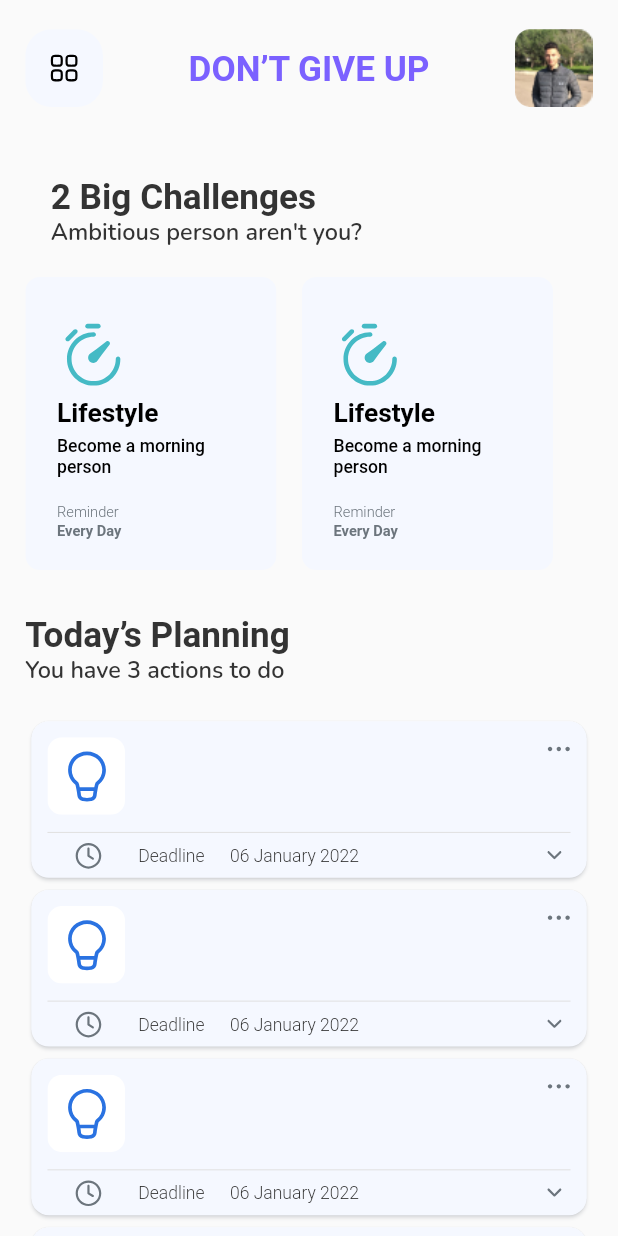
After one commit to bukunmialuko/life_goals_app_ui, a Flutter app: the screen it shows after launch, on a phone screen of 412 x 824 dp. The commit adds this screen. Run offline on Flutter 3.47's test engine with Material 2 defaults, Android fonts, the phone set to English and light mode, and no system bars; our stand-ins replace flutter_screenutil, flutter_svg.

Commit message:
Project structure refactor

```diff
--- a/lib/src/screens/2/page2.dart
+++ /dev/null
@@ -1,15 +0,0 @@
-import 'package:flutter/material.dart';
-
-class Page2 extends StatefulWidget {
-  const Page2({Key? key}) : super(key: key);
-
-  @override
-  _Page2State createState() => _Page2State();
-}
-
-class _Page2State extends State<Page2> {
-  @override
-  Widget build(BuildContext context) {
-    return Container();
-  }
-}
--- a/lib/src/screens/1/page1.dart
+++ b/lib/src/screens/2/root.dart
@@ -1,18 +1,18 @@
 import 'package:flutter/material.dart';
 import 'package:flutter_screenutil/flutter_screenutil.dart';
-import 'package:flutter_svg/svg.dart';
+import 'package:flutter_svg/flutter_svg.dart';
 import 'package:life_goals_app/src/res/asset_images.dart';
 import 'package:life_goals_app/src/res/colors.dart';
 import 'package:life_goals_app/src/res/font_family.dart';
 
-class Page1 extends StatefulWidget {
-  const Page1({Key? key}) : super(key: key);
+class NewGoalRoot extends StatefulWidget {
+  const NewGoalRoot({Key? key}) : super(key: key);
 
   @override
-  _Page1State createState() => _Page1State();
+  _NewGoalRootState createState() => _NewGoalRootState();
 }
 
-class _Page1State extends State<Page1> {
+class _NewGoalRootState extends State<NewGoalRoot> {
   @override
   Widget build(BuildContext context) {
     return Scaffold(
--- /dev/null
+++ b/lib/src/screens/home/root.dart
@@ -0,0 +1,376 @@
+import 'package:flutter/material.dart';
+import 'package:flutter_screenutil/flutter_screenutil.dart';
+import 'package:flutter_svg/svg.dart';
+import 'package:life_goals_app/src/res/asset_images.dart';
+import 'package:life_goals_app/src/res/colors.dart';
+import 'package:life_goals_app/src/res/font_family.dart';
+
+class HomeRoot extends StatefulWidget {
+  const HomeRoot({Key? key}) : super(key: key);
+
+  @override
+  _HomeRootState createState() => _HomeRootState();
+}
+
+class _HomeRootState extends State<HomeRoot> {
+  @override
+  Widget build(BuildContext context) {
+    return Scaffold(
+      body: SafeArea(
+        child: Column(
+          crossAxisAlignment: CrossAxisAlignment.start,
+          children: [
+            Padding(
+              padding: EdgeInsets.only(top: 20.h, bottom: 20.h),
+              child: Row(
+                mainAxisAlignment: MainAxisAlignment.spaceBetween,
+                crossAxisAlignment: CrossAxisAlignment.center,
+                children: [
+                  ClipRRect(
+                    borderRadius: BorderRadius.circular(10.r),
+                    child: Container(
+                      margin: EdgeInsets.only(left: 16.w),
+                      width: 53.r,
+                      height: 53.r,
+                      decoration: BoxDecoration(
+                        borderRadius: BorderRadius.circular(18.r),
+                        color: AppColors.lightBlue,
+                      ),
+                      child: Center(
+                        child: SvgPicture.asset(
+                          AssetResources.APP,
+                          height: 24.r,
+                          width: 24.r,
+                          fit: BoxFit.cover,
+                        ),
+                      ),
+                    ),
+                  ),
+                  Text(
+                    "DON’T GIVE UP",
+                    style: TextStyle(
+                      color: AppColors.purple,
+                      fontWeight: FontWeight.w600,
+                      fontSize: 24.sp,
+                    ),
+                  ),
+                  ClipRRect(
+                    borderRadius: BorderRadius.circular(10.r),
+                    child: Container(
+                      margin: EdgeInsets.only(right: 16.w),
+                      width: 53.r,
+                      height: 53.r,
+                      decoration: const BoxDecoration(
+                        image: DecorationImage(
+                          image: AssetImage(AssetResources.PROFILE),
+                          fit: BoxFit.cover,
+                        ),
+                      ),
+                    ),
+                  ),
+                ],
+              ),
+            ),
+            Expanded(
+              child: Padding(
+                padding: EdgeInsets.only(
+                  left: 16.w,
+                  right: 16.w,
+                ),
+                child: ListView(
+                  shrinkWrap: true,
+                  padding: EdgeInsets.zero,
+                  physics: const BouncingScrollPhysics(
+                      parent: AlwaysScrollableScrollPhysics()),
+                  children: [
+                    Padding(
+                      padding: EdgeInsets.only(
+                          left: 16.w, right: 16.w, bottom: 20.h, top: 27.h),
+                      child: Column(
+                        crossAxisAlignment: CrossAxisAlignment.start,
+                        children: [
+                          Text(
+                            "2 Big Challenges",
+                            style: TextStyle(
+                              color: AppColors.customBlack,
+                              fontWeight: FontWeight.w600,
+                              fontSize: 24.sp,
+                            ),
+                          ),
+                          Text(
+                            "Ambitious person aren't you?",
+                            style: TextStyle(
+                              color: AppColors.customBlack,
+                              fontFamily: FontFamily.nunito,
+                              fontWeight: FontWeight.w600,
+                              fontSize: 16.sp,
+                            ),
+                          ),
+                        ],
+                      ),
+                    ),
+                    SizedBox(
+                      height: 200.h,
+                      // width: 359.w,
+                      child: ListView.separated(
+                        physics: const BouncingScrollPhysics(
+                            parent: AlwaysScrollableScrollPhysics()),
+                        scrollDirection: Axis.horizontal,
+                        itemCount: 2,
+                        itemBuilder: (c, i) {
+                          return ClipRRect(
+                            borderRadius: BorderRadius.circular(10.r),
+                            child: Container(
+                              // margin: EdgeInsets.only(left: 16.w),
+                              width: 171.5.r,
+                              height: 200.h,
+                              decoration: const BoxDecoration(
+                                // borderRadius: BorderRadius.circular(18.r),
+                                color: AppColors.lightBlue,
+                              ),
+                              child: Column(
+                                mainAxisAlignment:
+                                    MainAxisAlignment.spaceAround,
+                                crossAxisAlignment: CrossAxisAlignment.start,
+                                children: [
+                                  Container(
+                                    margin: EdgeInsets.only(
+                                        left: 20.w, right: 20.w, top: 20.h),
+                                    child: Column(
+                                      mainAxisSize: MainAxisSize.min,
+                                      crossAxisAlignment:
+                                          CrossAxisAlignment.start,
+                                      children: [
+                                        SvgPicture.asset(
+                                          AssetResources.TIMER,
+                                          height: 50.r,
+                                          width: 50.r,
+                                          fit: BoxFit.cover,
+                                        ),
+                                        SizedBox(height: 4.h),
+                                        Text(
+                                          "Lifestyle",
+                                          style: TextStyle(
+                                            color: Colors.black,
+                                            fontWeight: FontWeight.w600,
+                                            fontSize: 18.sp,
+                                          ),
+                                        ),
+                                        SizedBox(height: 4.h),
+                                        Text(
+                                          "Become a morning person",
+                                          style: TextStyle(
+                                            color: Colors.black,
+                                            fontWeight: FontWeight.w500,
+                                            fontSize: 12.sp,
+                                          ),
+                                        ),
+                                      ],
+                                    ),
+                                  ),
+                                  Padding(
+                                    padding: EdgeInsets.only(
+                                        left: 20.w, right: 20.w, bottom: 12.h),
+                                    child: Column(
+                                      mainAxisSize: MainAxisSize.min,
+                                      crossAxisAlignment:
+                                          CrossAxisAlignment.start,
+                                      children: [
+                                        Text(
+                                          "Reminder",
+                                          style: TextStyle(
+                                            color: AppColors.grey2,
+                                            fontWeight: FontWeight.w300,
+                                            fontSize: 10.sp,
+                                          ),
+                                        ),
+                                        SizedBox(height: 2.h),
+                                        Text(
+                                          "Every Day",
+                                          style: TextStyle(
+                                            color: AppColors.grey2,
+                                            fontWeight: FontWeight.w600,
+                                            fontSize: 10.sp,
+                                          ),
+                                        ),
+                                      ],
+                                    ),
+                                  )
+                                ],
+                              ),
+                            ),
+                          );
+                        },
+                        separatorBuilder: (BuildContext context, int index) {
+                          return SizedBox(
+                            width: 16.w,
+                          );
+                        },
+                      ),
+                    ),
+                    Padding(
+                      padding:
+                          EdgeInsets.only(right: 16.w, bottom: 20.h, top: 30.h),
+                      child: Column(
+                        crossAxisAlignment: CrossAxisAlignment.start,
+                        children: [
+                          Text(
+                            "Today’s Planning",
+                            style: TextStyle(
+                              color: AppColors.customBlack,
+                              fontWeight: FontWeight.w600,
+                              fontSize: 24.sp,
+                            ),
+                          ),
+                          Text(
+                            "You have 3 actions to do",
+                            style: TextStyle(
+                              color: AppColors.customBlack,
+                              fontFamily: FontFamily.nunito,
+                              fontWeight: FontWeight.w600,
+                              fontSize: 16.sp,
+                            ),
+                          ),
+                        ],
+                      ),
+                    ),
+                    ListView.separated(
+                      physics: const NeverScrollableScrollPhysics(),
+                      scrollDirection: Axis.vertical,
+                      shrinkWrap: true,
+                      itemCount: 20,
+                      padding: EdgeInsets.zero,
+                      itemBuilder: (c, i) {
+                        return Card(
+                          color: AppColors.lightBlue,
+                          shadowColor: AppColors.shadow,
+                          shape: RoundedRectangleBorder(
+                            borderRadius: BorderRadius.circular(12.r),
+                          ),
+                          child: Column(
+                            mainAxisSize: MainAxisSize.min,
+                            children: [
+                              Row(
+                                mainAxisAlignment: MainAxisAlignment.start,
+                                crossAxisAlignment: CrossAxisAlignment.start,
+                                children: [
+                                  Padding(
+                                    padding: EdgeInsets.only(
+                                      left: 11.r,
+                                      right: 8.r,
+                                      top: 11.r,
+                                      bottom: 11.r,
+                                    ),
+                                    child: Center(
+                                      child: SvgPicture.asset(
+                                        AssetResources.BULB,
+                                        height: 53.r,
+                                        width: 53.r,
+                                        fit: BoxFit.cover,
+                                      ),
+                                    ),
+                                  ),
+                                  Expanded(child: Container()),
+                                  Padding(
+                                    padding: EdgeInsets.symmetric(
+                                        horizontal: 7.r, vertical: 7.r),
+                                    child: SvgPicture.asset(
+                                      AssetResources.MORE,
+                                      height: 24.r,
+                                      width: 24.r,
+                                      fit: BoxFit.cover,
+                                    ),
+                                  ),
+                                ],
+                              ),
+                              Column(
+                                mainAxisAlignment: MainAxisAlignment.start,
+                                children: [
+                                  Padding(
+                                    padding: EdgeInsets.only(
+                                      left: 11.r,
+                                      right: 11.r,
+                                    ),
+                                    child: Divider(
+                                      height: 2.h,
+                                      color: AppColors.border,
+                                    ),
+                                  ),
+                                  Padding(
+                                    padding: EdgeInsets.only(
+                                      left: 11.r,
+                                      right: 8.r,
+                                      top: 3.h,
+                                      bottom: 3.r,
+                                    ),
+                                    child: Row(
+                                      crossAxisAlignment:
+                                          CrossAxisAlignment.center,
+                                      children: [
+                                        Padding(
+                                          padding: EdgeInsets.only(
+                                            left: 16.r,
+                                            right: 22.r,
+                                          ),
+                                          child: SvgPicture.asset(
+                                            AssetResources.CLOCK,
+                                            height: 24.r,
+                                            width: 24.r,
+                                            fit: BoxFit.cover,
+                                          ),
+                                        ),
+                                        Text(
+                                          "Deadline",
+                                          style: TextStyle(
+                                            color: AppColors.customBlack,
+                                            fontWeight: FontWeight.w300,
+                                            fontSize: 12.sp,
+                                          ),
+                                        ),
+                                        SizedBox(width: 16.w),
+                                        Expanded(
+                                          child: Text(
+                                            "06 January 2022",
+                                            style: TextStyle(
+                                              color: AppColors.customBlack,
+                                              fontWeight: FontWeight.w300,
+                                              fontSize: 12.sp,
+                                            ),
+                                          ),
+                                        ),
+                                        Padding(
+                                          padding: EdgeInsets.only(
+                                            right: 2.r,
+                                          ),
+                                          child: SvgPicture.asset(
+                                            AssetResources.CARET_DOWN,
+                                            height: 24.r,
+                                            width: 24.r,
+                                            fit: BoxFit.cover,
+                                          ),
+                                        ),
+                                      ],
+                                    ),
+                                  )
+                                ],
+                              )
+                            ],
+                          ),
+                        );
+                      },
+                      separatorBuilder: (BuildContext context, int index) {
+                        return SizedBox(
+                          width: 12.h,
+                        );
+                      },
+                    ),
+                  ],
+                ),
+              ),
+            )
+          ],
+        ),
+      ),
+    );
+  }
+}
--- a/lib/src/screens/root/root.dart
+++ b/lib/src/screens/root/root.dart
@@ -1,11 +1,11 @@
 import 'package:flutter/material.dart';
-import 'package:life_goals_app/src/screens/1/page1.dart';
+import 'package:life_goals_app/src/screens/home/root.dart';
 
 class RootWidget extends StatelessWidget {
   const RootWidget({Key? key}) : super(key: key);
 
   @override
   Widget build(BuildContext context) {
-    return const Page1();
+    return const HomeRoot();
   }
 }
```
